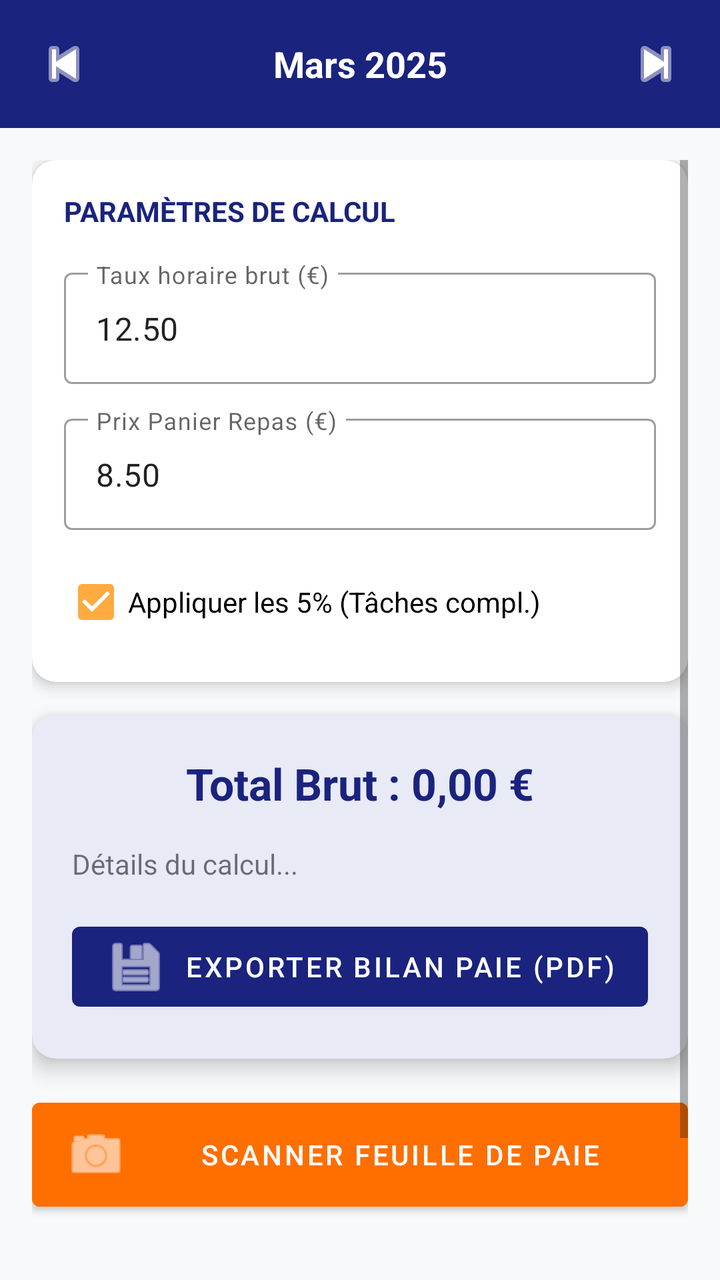
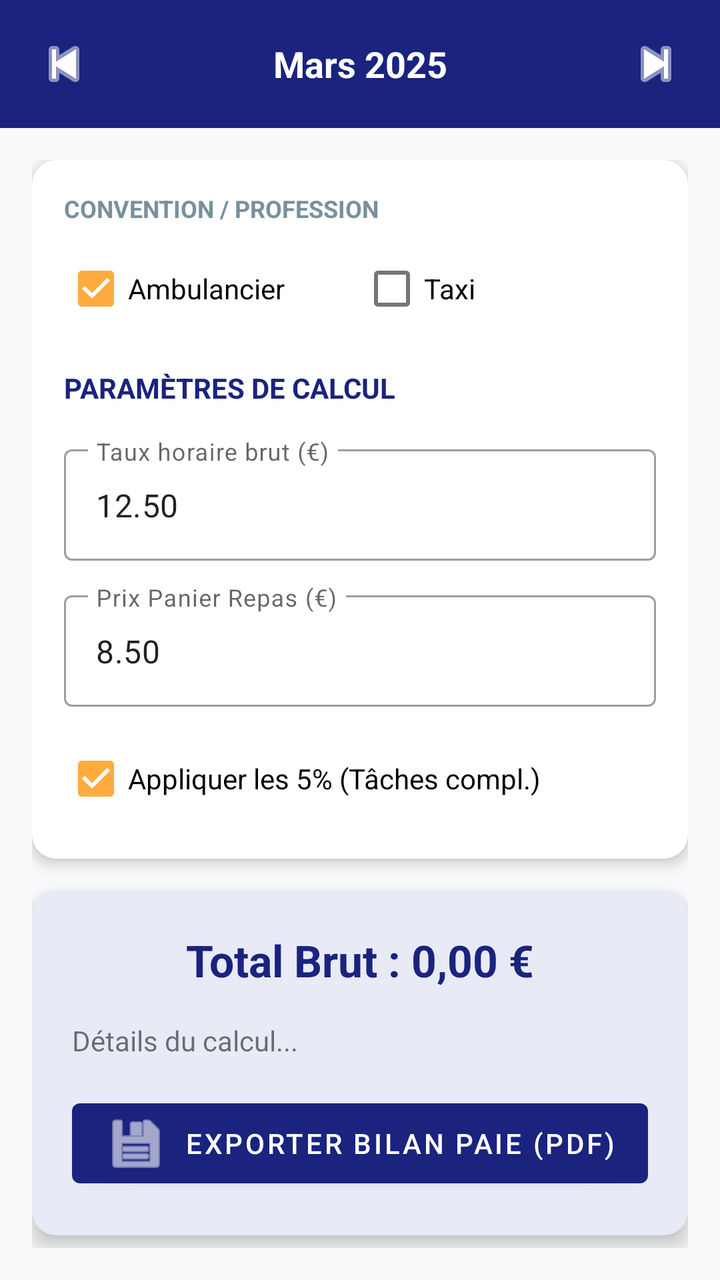

Screens rendered from an Android XML layout before and after an edit, with the pre-edit source and the edit as a unified diff.
<!-- AndroidManifest.xml: application theme Theme.ExpertSuivi -->
<!-- res/layout/activity_salary.xml -->
<?xml version="1.0" encoding="utf-8"?>
<LinearLayout xmlns:android="http://schemas.android.com/apk/res/android"
    xmlns:app="http://schemas.android.com/apk/res-auto"
    android:layout_width="match_parent"
    android:layout_height="match_parent"
    android:orientation="vertical"
    android:fitsSystemWindows="true"
    android:background="#F8F9FA">

    
    <LinearLayout
        android:layout_width="match_parent"
        android:layout_height="wrap_content"
        android:orientation="horizontal"
        android:background="@color/brand_primary"
        android:padding="8dp"
        android:gravity="center_vertical">

        <ImageButton
            android:id="@+id/btnPrevMonth"
            android:layout_width="48dp"
            android:layout_height="48dp"
            android:src="@android:drawable/ic_media_previous"
            android:background="?attr/selectableItemBackgroundBorderless"
            app:tint="@color/white"
            android:contentDescription="Mois précédent"/>

        <TextView
            android:id="@+id/tvCurrentMonth"
            android:layout_width="0dp"
            android:layout_height="wrap_content"
            android:layout_weight="1"
            android:text="Mars 2025"
            android:textColor="@color/white"
            android:textSize="18sp"
            android:textStyle="bold"
            android:gravity="center"/>

        <ImageButton
            android:id="@+id/btnNextMonth"
            android:layout_width="48dp"
            android:layout_height="48dp"
            android:src="@android:drawable/ic_media_next"
            android:background="?attr/selectableItemBackgroundBorderless"
            app:tint="@color/white"
            android:contentDescription="Mois suivant"/>
    </LinearLayout>

    <ScrollView
        android:layout_width="match_parent"
        android:layout_height="0dp"
        android:layout_weight="1"
        android:padding="16dp">

        <LinearLayout
            android:layout_width="match_parent"
            android:layout_height="wrap_content"
            android:orientation="vertical">

            
            <com.google.android.material.card.MaterialCardView
                android:layout_width="match_parent"
                android:layout_height="wrap_content"
                android:layout_marginBottom="16dp"
                app:cardCornerRadius="12dp"
                app:cardElevation="4dp">

                <LinearLayout
                    android:layout_width="match_parent"
                    android:layout_height="wrap_content"
                    android:orientation="vertical"
                    android:padding="16dp">

                    <TextView
                        android:layout_width="wrap_content"
                        android:layout_height="wrap_content"
                        android:text="PARAMÈTRES DE CALCUL"
                        android:textStyle="bold"
                        android:textColor="@color/brand_primary"
                        android:layout_marginBottom="16dp"/>

                    <com.google.android.material.textfield.TextInputLayout
                        android:layout_width="match_parent"
                        android:layout_height="wrap_content"
                        android:hint="Taux horaire brut (€)"
                        style="@style/Widget.MaterialComponents.TextInputLayout.OutlinedBox"
                        android:layout_marginBottom="12dp">
                        <com.google.android.material.textfield.TextInputEditText
                            android:id="@+id/etTauxHoraire"
                            android:layout_width="match_parent"
                            android:layout_height="wrap_content"
                            android:inputType="numberDecimal"
                            android:text="12.50"/>
                    </com.google.android.material.textfield.TextInputLayout>

                    <com.google.android.material.textfield.TextInputLayout
                        android:layout_width="match_parent"
                        android:layout_height="wrap_content"
                        android:hint="Prix Panier Repas (€)"
                        style="@style/Widget.MaterialComponents.TextInputLayout.OutlinedBox"
                        android:layout_marginBottom="12dp">
                        <com.google.android.material.textfield.TextInputEditText
                            android:id="@+id/etTauxPanier"
                            android:layout_width="match_parent"
                            android:layout_height="wrap_content"
                            android:inputType="numberDecimal"
                            android:text="8.50"/>
                    </com.google.android.material.textfield.TextInputLayout>

                    <com.google.android.material.checkbox.MaterialCheckBox
                        android:id="@+id/cbTachesComp"
                        android:layout_width="match_parent"
                        android:layout_height="wrap_content"
                        android:text="Appliquer les 5% (Tâches compl.)"
                        android:checked="true"/>
                </LinearLayout>
            </com.google.android.material.card.MaterialCardView>

            
            <com.google.android.material.card.MaterialCardView
                android:layout_width="match_parent"
                android:layout_height="wrap_content"
                android:layout_marginBottom="16dp"
                app:cardCornerRadius="12dp"
                app:cardElevation="6dp"
                app:cardBackgroundColor="#E8EAF6">

                <LinearLayout
                    android:layout_width="match_parent"
                    android:layout_height="wrap_content"
                    android:orientation="vertical"
                    android:padding="20dp">

                    <TextView
                        android:id="@+id/tvResultBrut"
                        android:layout_width="match_parent"
                        android:layout_height="wrap_content"
                        android:text="Total Brut : 0,00 €"
                        android:textSize="22sp"
                        android:textStyle="bold"
                        android:textColor="@color/brand_primary"
                        android:gravity="center"/>

                    <TextView
                        android:id="@+id/tvResultDetails"
                        android:layout_width="match_parent"
                        android:layout_height="wrap_content"
                        android:text="Détails du calcul..."
                        android:textSize="14sp"
                        android:layout_marginTop="16dp"/>

                    <Button
                        android:id="@+id/btnExportSalaryPdf"
                        android:layout_width="match_parent"
                        android:layout_height="wrap_content"
                        android:text="EXPORTER BILAN PAIE (PDF)"
                        android:layout_marginTop="16dp"
                        app:icon="@android:drawable/ic_menu_save"
                        style="@style/Widget.MaterialComponents.Button"/>
                </LinearLayout>
            </com.google.android.material.card.MaterialCardView>

            <Button
                android:id="@+id/btnScanPayslip"
                android:layout_width="match_parent"
                android:layout_height="64dp"
                android:text="SCANNER FEUILLE DE PAIE"
                android:layout_marginBottom="16dp"
                android:textColor="@color/white"
                android:backgroundTint="#FF6F00"
                app:icon="@android:drawable/ic_menu_camera"
                style="@style/Widget.MaterialComponents.Button"/>

            <TextView
                android:layout_width="match_parent"
                android:layout_height="wrap_content"
                android:text="CONVENTIONS COLLECTIVES"
                android:textSize="12sp"
                android:textStyle="bold"
                android:textColor="#888888"
                android:gravity="center"
                android:layout_marginBottom="8dp"/>

            <LinearLayout
                android:layout_width="match_parent"
                android:layout_height="wrap_content"
                android:orientation="horizontal"
                android:gravity="center">

                <Button
                    android:id="@+id/btnConvAmbu"
                    android:layout_width="0dp"
                    android:layout_height="wrap_content"
                    android:layout_weight="1"
                    android:text="Ambulanciers"
                    style="@style/Widget.MaterialComponents.Button.TextButton"
                    app:icon="@android:drawable/ic_menu_info_details"/>

                <Button
                    android:id="@+id/btnConvTaxi"
                    android:layout_width="0dp"
                    android:layout_height="wrap_content"
                    android:layout_weight="1"
                    android:text="Taxis"
                    style="@style/Widget.MaterialComponents.Button.TextButton"
                    app:icon="@android:drawable/ic_menu_info_details"/>
            </LinearLayout>

        </LinearLayout>
    </ScrollView>
</LinearLayout>
<!-- resources referenced by this layout -->
<resources>
  <color name="brand_primary">#1A237E</color>
  <color name="white">#FFFFFF</color>
  <style name="Theme.ExpertSuivi" parent="Theme.MaterialComponents.DayNight.DarkActionBar">
          <item name="colorPrimary">@color/brand_primary</item>
          <item name="colorPrimaryVariant">@color/brand_secondary</item>
          <item name="colorOnPrimary">@color/white</item>
          <item name="colorSecondary">@color/brand_accent</item>
          <item name="android:statusBarColor">?attr/colorPrimaryVariant</item>
      </style>
  <color name="brand_secondary">#0D47A1</color>
  <color name="brand_accent">#FFAB40</color>
</resources>

<!-- the commit's change to res/layout/activity_salary.xml (unified diff, before → after) -->
@@ -46,10 +46,11 @@
             android:contentDescription="Mois suivant"/>
     </LinearLayout>
 
-    <ScrollView
+    <androidx.core.widget.NestedScrollView
         android:layout_width="match_parent"
         android:layout_height="0dp"
         android:layout_weight="1"
+        android:fillViewport="true"
         android:padding="16dp">
 
         <LinearLayout
@@ -70,6 +71,35 @@
                     android:layout_height="wrap_content"
                     android:orientation="vertical"
                     android:padding="16dp">
+
+                    <TextView
+                        android:layout_width="wrap_content"
+                        android:layout_height="wrap_content"
+                        android:text="CONVENTION / PROFESSION"
+                        android:textSize="12sp"
+                        android:textStyle="bold"
+                        android:textColor="@color/text_light"
+                        android:layout_marginBottom="8dp"/>
+
+                    <LinearLayout
+                        android:layout_width="match_parent"
+                        android:layout_height="wrap_content"
+                        android:orientation="horizontal"
+                        android:layout_marginBottom="16dp">
+                        <com.google.android.material.checkbox.MaterialCheckBox
+                            android:id="@+id/cbIsAmbulancier"
+                            android:layout_width="0dp"
+                            android:layout_height="wrap_content"
+                            android:layout_weight="1"
+                            android:text="Ambulancier"
+                            android:checked="true"/>
+                        <com.google.android.material.checkbox.MaterialCheckBox
+                            android:id="@+id/cbIsTaxi"
+                            android:layout_width="0dp"
+                            android:layout_height="wrap_content"
+                            android:layout_weight="1"
+                            android:text="Taxi"/>
+                    </LinearLayout>
 
                     <TextView
                         android:layout_width="wrap_content"
@@ -207,5 +237,5 @@
             </LinearLayout>
 
         </LinearLayout>
-    </ScrollView>
+    </androidx.core.widget.NestedScrollView>
 </LinearLayout>
<!-- resource entries referenced after the edit -->
@@ -1,6 +1,7 @@
 <!-- resources referenced by this layout -->
 <resources>
   <color name="brand_primary">#1A237E</color>
+  <color name="text_light">#78909C</color>
   <color name="white">#FFFFFF</color>
   <style name="Theme.ExpertSuivi" parent="Theme.MaterialComponents.DayNight.DarkActionBar">
           <item name="colorPrimary">@color/brand_primary</item>
